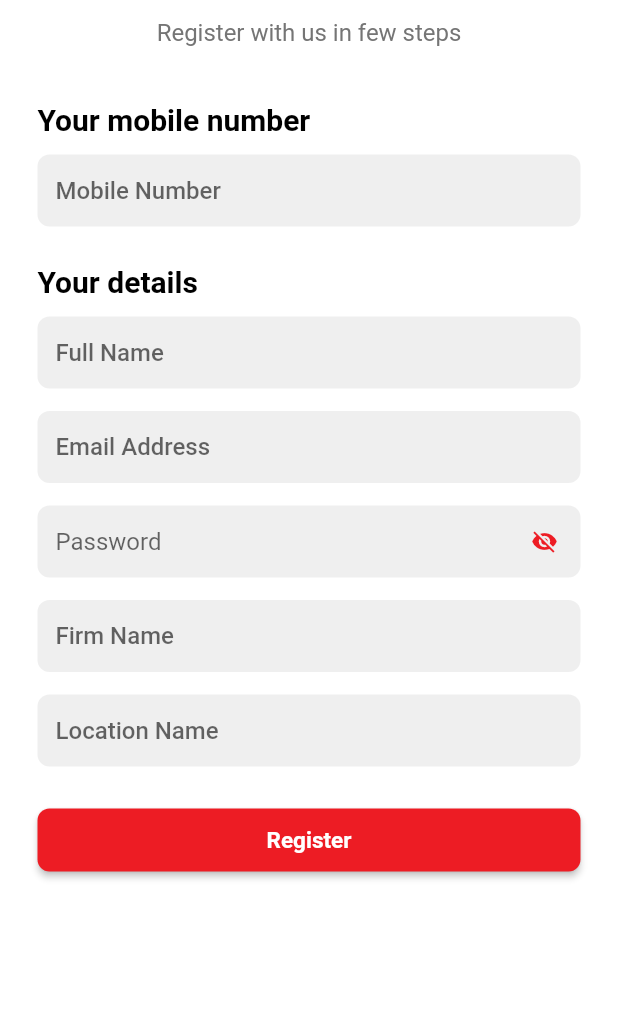
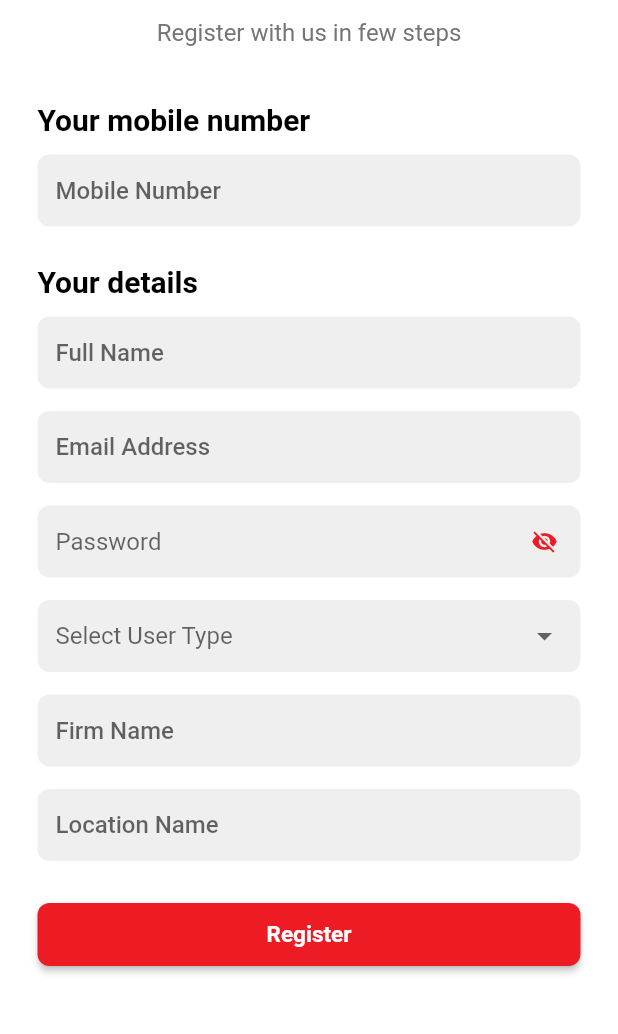
Before and after one commit to ParthParekh-dev/Property-Stop, a Flutter app: the RegisterScreen screen opened by its route, on a phone screen of 412 x 824 dp, the part 141-1175 px from its top. Run offline on Flutter 3.47's test engine with Material 2 defaults, Android fonts, the phone set to English and light mode, and no system bars; drawn by our look-alikes of loader_overlay; our stand-ins replace carousel_slider, dio, fl_chart, flutter_form_builder, flutter_svg, fluttertoast and 7 more; missing offline and left inert: form_builder_file_picker, gif_view; accounts and stored records are empty.

Commit message:
loan_form.dart and register.dart update

```diff
--- a/realestate/lib/screens/register.dart
+++ b/realestate/lib/screens/register.dart
@@ -19,6 +19,8 @@ class RegisterScreen extends StatefulWidget {
 }
 
 class _RegisterScreenState extends State<RegisterScreen> {
+  final userTypes = ["Broker", "Customer"];
+  String? userType;
   TextEditingController mobileNumberInput = TextEditingController();
   TextEditingController fullNameInput = TextEditingController();
   TextEditingController firmNameInput = TextEditingController();
@@ -248,6 +250,41 @@ class _RegisterScreenState extends State<RegisterScreen> {
                         height: 15,
                       ),
                       SizedBox(
+                        width: double.infinity - 50,
+                        child: DropdownButtonFormField<String>(
+                          isExpanded: false,
+                          items:
+                          userTypes.map(buildMenuItem).toList(),
+                          onChanged: (value) => setState(() {
+                            userType = value;
+                          }),
+                          value: userType,
+                          hint: const Text(
+                            "Select User Type",
+                            style: TextStyle(
+                              fontSize: 16,
+                            ),
+                          ),
+                          decoration: InputDecoration(
+                            border: OutlineInputBorder(
+                              borderSide: BorderSide.none,
+                              borderRadius: BorderRadius.circular(8),
+                            ),
+                            filled: true,
+                            fillColor: constants.FIELD_COLOR,
+                            contentPadding: const EdgeInsets.all(12),
+                          ),
+                          style: const TextStyle(
+                            fontSize: 16,
+                            color: Colors.black,
+                          ),
+                        ),
+                      ),
+
+                      const SizedBox(
+                        height: 15,
+                      ),
+                      SizedBox(
                         width: double.infinity,
                         child: TextFormField(
                           controller: firmNameInput,
@@ -360,6 +397,7 @@ class _RegisterScreenState extends State<RegisterScreen> {
                               return;
                             }
 
+
                             context.loaderOverlay.show();
                             try {
                               await controller.registerUser(RegisterUserRequest(
@@ -369,7 +407,7 @@ class _RegisterScreenState extends State<RegisterScreen> {
                                   contactNumber: mobileNumber,
                                   email: email,
                                   userPassword: pass,
-                                  userType: "Broker",
+                                  userType: userType.toString(),
                                   device: "Mobile",
                                   firmName: firmName,
                                   location: location));
@@ -468,4 +506,15 @@ class _RegisterScreenState extends State<RegisterScreen> {
       ),
     );
   }
+  DropdownMenuItem<String> buildMenuItem(String item) {
+    return DropdownMenuItem(
+      value: item,
+      child: Text(
+        item,
+        style: const TextStyle(
+          fontSize: 16,
+        ),
+      ),
+    );
+  }
 }
--- a/realestate/lib/screens/splash.dart
+++ b/realestate/lib/screens/splash.dart
@@ -20,13 +20,15 @@ class _SplashScreenState extends State<SplashScreen> {
     final prefs = await SharedPreferences.getInstance();
 
     bool? isLoggedIn = prefs.getBool(constants.isLoggedIn);
+    String? intro = prefs.getString(constants.isIntro);
+
     if (isLoggedIn != null) {
       setState(() {
         pageName = isLoggedIn ? router.brokerMain : router.introPage;
       });
     } else {
       setState(() {
-        pageName = router.introPage;
+        pageName = intro!="1"?router.introPage:router.optionsPage;
       });
     }
 
--- a/realestate/pubspec.yaml
+++ b/realestate/pubspec.yaml
@@ -52,6 +52,7 @@ flutter:
   uses-material-design: true
   assets:
     - assets/
+    - assets/homeloan.jpg
     - assets/property_images/
     - assets/gifs/
   # To add custom fonts to your application, add a fonts section here,
```
Also changed, not shown: realestate/lib/screens/loan_form.dart (+154 -70 lines), realestate/lib/screens/login.dart (+46 -12 lines), realestate/lib/screens/options.dart (+4 -4 lines), realestate/assets/homeloan.jpg (added).
